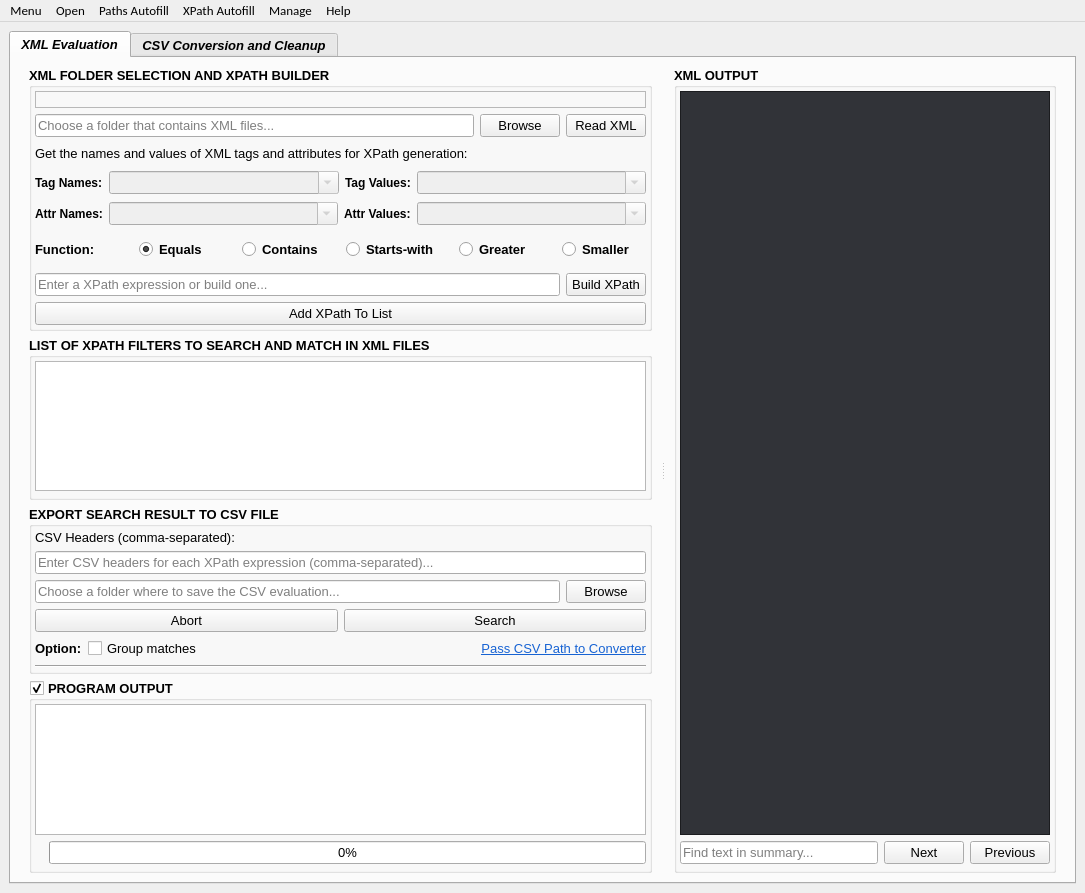
The window that src/gui/main/XMLuvation.ui (zaricj/XMLuvation) describes before a commit, drawn with Qt 5.
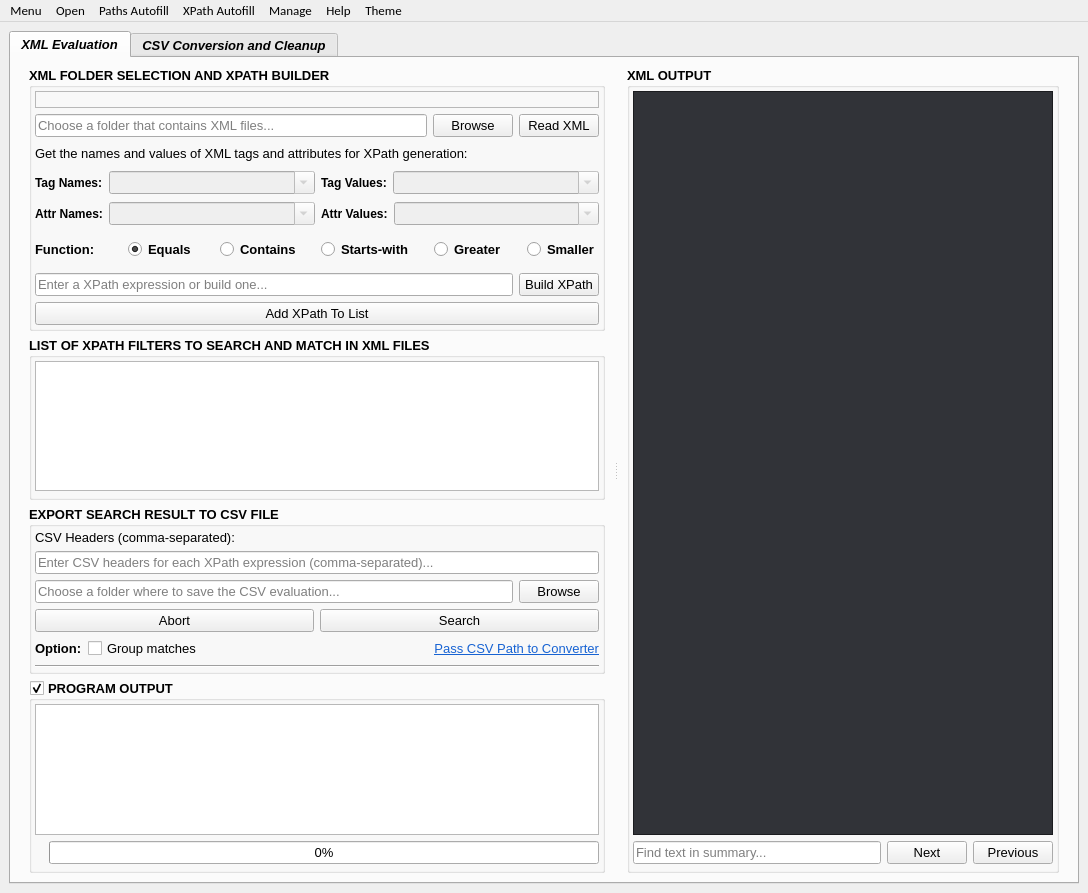
The same window after the commit. Icons and pictures are not drawn.

Commit message: Add multiple dark themes for the GUI

Diff of the .ui file:
```diff
--- a/src/gui/main/XMLuvation.ui
+++ b/src/gui/main/XMLuvation.ui
@@ -9,7 +9,7 @@
    <rect>
     <x>0</x>
     <y>0</y>
-    <width>1085</width>
+    <width>1088</width>
     <height>893</height>
    </rect>
   </property>
@@ -99,6 +99,12 @@
        <layout class="QHBoxLayout" name="horizontalLayout_4">
         <item>
          <widget class="QSplitter" name="splitter">
+          <property name="minimumSize">
+           <size>
+            <width>0</width>
+            <height>0</height>
+           </size>
+          </property>
           <property name="font">
            <font>
             <family>Microsoft YaHei UI</family>
@@ -1374,7 +1380,7 @@
           <widget class="QFrame" name="frame_right_2">
            <property name="minimumSize">
             <size>
-             <width>400</width>
+             <width>450</width>
              <height>0</height>
             </size>
            </property>
@@ -2678,7 +2684,7 @@
     <rect>
      <x>0</x>
      <y>0</y>
-     <width>1085</width>
+     <width>1088</width>
      <height>33</height>
     </rect>
    </property>
@@ -2731,12 +2737,18 @@
      <string>XPath Autofill</string>
     </property>
    </widget>
+   <widget class="QMenu" name="theme_menu">
+    <property name="title">
+     <string>Theme</string>
+    </property>
+   </widget>
    <addaction name="file_menu"/>
    <addaction name="open_menu"/>
    <addaction name="paths_menu"/>
    <addaction name="menu_autofill"/>
    <addaction name="settings_menu"/>
    <addaction name="help_menu"/>
+   <addaction name="theme_menu"/>
   </widget>
   <action name="clear_recent_xpath_expressions_action">
    <property name="icon">
```
The commit also changes 8 other files.
